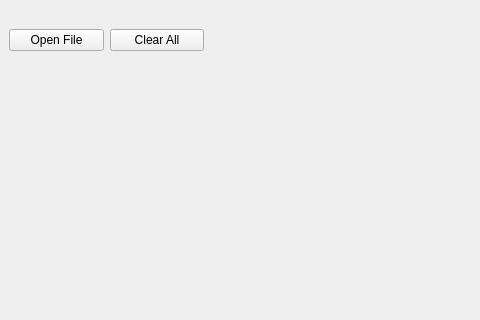
Before: the Qt Designer form GUI/main.ui in Moye-mio/PCI-PointCloudInpainting, drawn with Qt 5; both pictures show x 0 to 480 and y 0 to 320 of the 1000 by 800 pixel window.
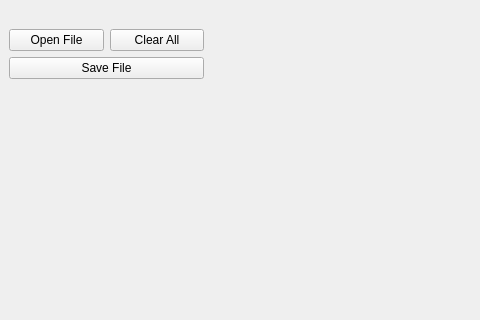
After: the same form once the commit is applied. Custom widgets are drawn as their Qt base class.

What changed in the file:
```diff
--- a/GUI/main.ui
+++ b/GUI/main.ui
@@ -62,6 +62,13 @@
           </item>
          </layout>
         </item>
+        <item>
+         <widget class="QPushButton" name="CSaveButton">
+          <property name="text">
+           <string>Save File</string>
+          </property>
+         </widget>
+        </item>
         <item>
          <layout class="QHBoxLayout" name="horizontalLayout_18"/>
         </item>
```
